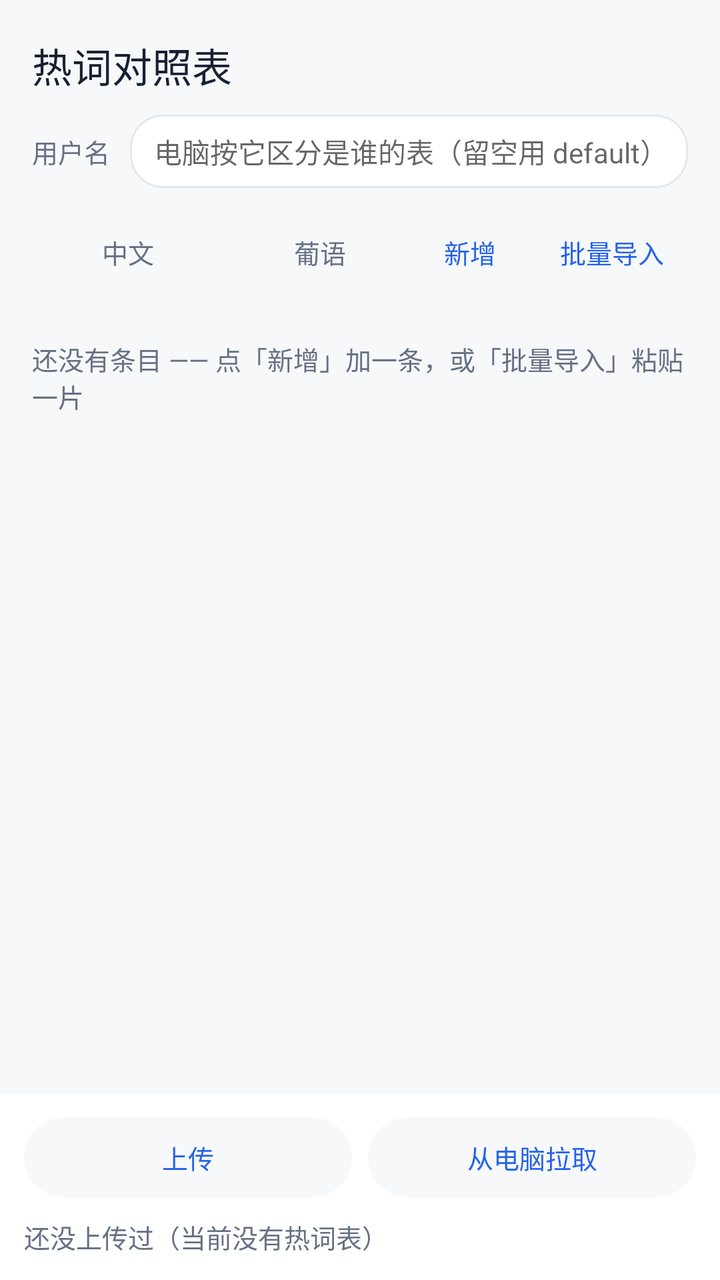
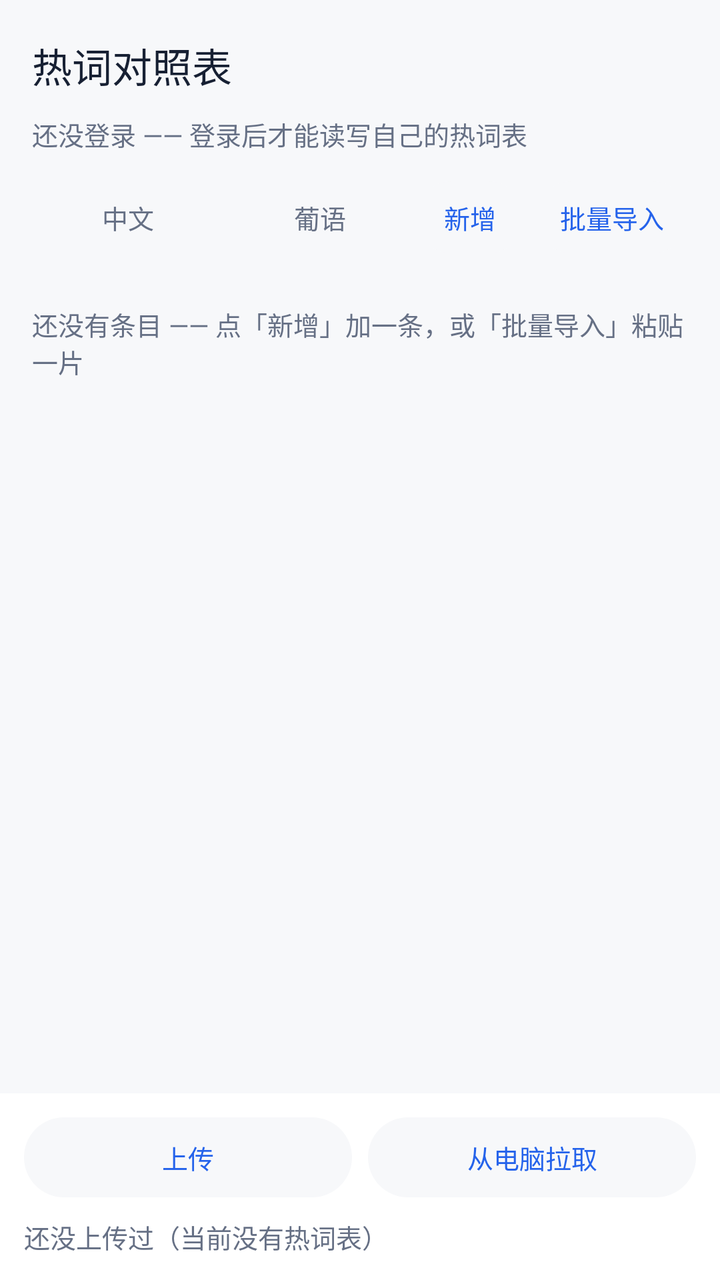

Before-and-after screenshots of an Android layout around one commit, followed by the original layout XML and the change that was made.
<!-- AndroidManifest.xml: application theme AppTheme -->
<!-- res/layout/page_terms.xml -->
<?xml version="1.0" encoding="utf-8"?>
<LinearLayout xmlns:android="http://schemas.android.com/apk/res/android"
    android:layout_width="match_parent"
    android:layout_height="match_parent"
    android:background="@color/page"
    android:orientation="vertical">

    <LinearLayout
        android:layout_width="match_parent"
        android:layout_height="wrap_content"
        android:gravity="center_vertical"
        android:orientation="horizontal"
        android:paddingStart="16dp"
        android:paddingTop="18dp"
        android:paddingEnd="16dp">

        <TextView
            android:layout_width="0dp"
            android:layout_height="wrap_content"
            android:layout_weight="1"
            android:fontFamily="sans-serif-medium"
            android:text="@string/terms_title"
            android:textColor="@color/ink"
            android:textSize="20sp" />

        <TextView
            android:id="@+id/termsCount"
            android:layout_width="wrap_content"
            android:layout_height="wrap_content"
            android:textColor="@color/ink_soft"
            android:textSize="13sp" />
    </LinearLayout>

    
    <LinearLayout
        android:layout_width="match_parent"
        android:layout_height="wrap_content"
        android:layout_marginStart="16dp"
        android:layout_marginTop="10dp"
        android:layout_marginEnd="16dp"
        android:gravity="center_vertical"
        android:orientation="horizontal">

        <TextView
            android:layout_width="wrap_content"
            android:layout_height="wrap_content"
            android:text="@string/terms_user_label"
            android:textColor="@color/ink_soft"
            android:textSize="13sp" />

        <EditText
            android:id="@+id/termsUser"
            android:layout_width="0dp"
            android:layout_height="wrap_content"
            android:layout_marginStart="10dp"
            android:layout_weight="1"
            android:background="@drawable/bg_card"
            android:hint="@string/terms_user_hint"
            android:inputType="text"
            android:maxLines="1"
            android:paddingStart="12dp"
            android:paddingTop="8dp"
            android:paddingEnd="12dp"
            android:paddingBottom="8dp"
            android:textColor="@color/ink"
            android:textSize="14sp" />
    </LinearLayout>

    
    <LinearLayout
        android:layout_width="match_parent"
        android:layout_height="wrap_content"
        android:layout_marginStart="16dp"
        android:layout_marginTop="14dp"
        android:layout_marginEnd="16dp"
        android:gravity="center_vertical"
        android:orientation="horizontal">

        <TextView
            android:layout_width="0dp"
            android:layout_height="wrap_content"
            android:layout_weight="1"
            android:fontFamily="sans-serif-medium"
            android:gravity="center"
            android:text="@string/terms_col_zh"
            android:textColor="@color/ink_soft"
            android:textSize="13sp" />

        <TextView
            android:layout_width="0dp"
            android:layout_height="wrap_content"
            android:layout_weight="1"
            android:fontFamily="sans-serif-medium"
            android:gravity="center"
            android:text="@string/terms_col_pt"
            android:textColor="@color/ink_soft"
            android:textSize="13sp" />

        <TextView
            android:id="@+id/termsAdd"
            android:layout_width="wrap_content"
            android:layout_height="36dp"
            android:background="@drawable/tap_pill"
            android:clickable="true"
            android:focusable="true"
            android:gravity="center"
            android:paddingStart="14dp"
            android:paddingEnd="14dp"
            android:text="@string/terms_add"
            android:textColor="@color/brand"
            android:textSize="13sp" />

        <TextView
            android:id="@+id/termsBatch"
            android:layout_width="wrap_content"
            android:layout_height="36dp"
            android:layout_marginStart="6dp"
            android:background="@drawable/tap_pill"
            android:clickable="true"
            android:focusable="true"
            android:gravity="center"
            android:paddingStart="12dp"
            android:paddingEnd="12dp"
            android:text="@string/terms_batch"
            android:textColor="@color/brand"
            android:textSize="13sp" />
    </LinearLayout>

    
    <ScrollView
        android:layout_width="match_parent"
        android:layout_height="0dp"
        android:layout_marginTop="8dp"
        android:layout_weight="1"
        android:fillViewport="true">

        <LinearLayout
            android:layout_width="match_parent"
            android:layout_height="wrap_content"
            android:orientation="vertical"
            android:paddingStart="16dp"
            android:paddingEnd="16dp">

            <TextView
                android:id="@+id/termsEmpty"
                android:layout_width="match_parent"
                android:layout_height="wrap_content"
                android:paddingTop="18dp"
                android:paddingBottom="18dp"
                android:text="@string/terms_empty"
                android:textColor="@color/ink_soft"
                android:textSize="13sp" />

            <LinearLayout
                android:id="@+id/termsRows"
                android:layout_width="match_parent"
                android:layout_height="wrap_content"
                android:orientation="vertical" />
        </LinearLayout>
    </ScrollView>

    
    <LinearLayout
        android:layout_width="match_parent"
        android:layout_height="wrap_content"
        android:background="@color/surface"
        android:orientation="vertical"
        android:padding="12dp">

        <LinearLayout
            android:layout_width="match_parent"
            android:layout_height="wrap_content"
            android:orientation="horizontal">

            <TextView
                android:id="@+id/termsUpload"
                android:layout_width="0dp"
                android:layout_height="40dp"
                android:layout_weight="1"
                android:background="@drawable/tap_pill"
                android:clickable="true"
                android:focusable="true"
                android:gravity="center"
                android:text="@string/terms_upload"
                android:textColor="@color/brand"
                android:textSize="13sp" />

            <TextView
                android:id="@+id/termsLoad"
                android:layout_width="0dp"
                android:layout_height="40dp"
                android:layout_marginStart="8dp"
                android:layout_weight="1"
                android:background="@drawable/tap_pill"
                android:clickable="true"
                android:focusable="true"
                android:gravity="center"
                android:text="@string/terms_load"
                android:textColor="@color/brand"
                android:textSize="13sp" />
        </LinearLayout>

        <TextView
            android:id="@+id/termsStatus"
            android:layout_width="match_parent"
            android:layout_height="wrap_content"
            android:layout_marginTop="10dp"
            android:text="@string/terms_status_idle"
            android:textColor="@color/ink_soft"
            android:textSize="13sp" />

        <TextView
            android:id="@+id/termsWarnTitle"
            android:layout_width="match_parent"
            android:layout_height="wrap_content"
            android:layout_marginTop="8dp"
            android:fontFamily="sans-serif-medium"
            android:text="@string/terms_warn_title"
            android:textColor="@color/warn"
            android:textSize="13sp"
            android:visibility="gone" />

        <TextView
            android:id="@+id/termsWarnBody"
            android:layout_width="match_parent"
            android:layout_height="wrap_content"
            android:fontFamily="monospace"
            android:paddingTop="2dp"
            android:textColor="@color/ink_soft"
            android:textSize="12sp"
            android:visibility="gone" />

        <TextView
            android:id="@+id/termsRejectTitle"
            android:layout_width="match_parent"
            android:layout_height="wrap_content"
            android:layout_marginTop="8dp"
            android:fontFamily="sans-serif-medium"
            android:text="@string/terms_reject_title"
            android:textColor="@color/err"
            android:textSize="13sp"
            android:visibility="gone" />

        <TextView
            android:id="@+id/termsRejectBody"
            android:layout_width="match_parent"
            android:layout_height="wrap_content"
            android:fontFamily="monospace"
            android:paddingTop="2dp"
            android:textColor="@color/ink_soft"
            android:textSize="12sp"
            android:visibility="gone" />
    </LinearLayout>
</LinearLayout>
<!-- resources referenced by this layout -->
<resources>
  <color name="brand">#2563EB</color>
  <color name="err">#D92D20</color>
  <color name="ink">#172033</color>
  <color name="ink_soft">#667085</color>
  <color name="page">#F7F8FA</color>
  <color name="surface">#FFFFFF</color>
  <color name="warn">#F79009</color>
  <!-- drawable bg_card (drawable) -->
  <?xml version="1.0" encoding="utf-8"?>
  <shape xmlns:android="http://schemas.android.com/apk/res/android" android:shape="rectangle">
      <solid android:color="@color/surface" />
      <stroke android:width="1dp" android:color="@color/line" />
      <corners android:radius="16dp" />
  </shape>
  <!-- drawable tap_pill (drawable) -->
  <?xml version="1.0" encoding="utf-8"?>
  <ripple xmlns:android="http://schemas.android.com/apk/res/android"
      android:color="@color/ripple_light">
      <item android:drawable="@drawable/bg_pill" />
  </ripple>
  <string name="terms_add">新增</string>
  <string name="terms_batch">批量导入</string>
  <string name="terms_col_pt">葡语</string>
  <string name="terms_col_zh">中文</string>
  <string name="terms_empty">还没有条目 —— 点「新增」加一条，或「批量导入」粘贴一片</string>
  <string name="terms_load">从电脑拉取</string>
  <string name="terms_reject_title">不能上传的原因</string>
  <string name="terms_status_idle">还没上传过（当前没有热词表）</string>
  <string name="terms_title">热词对照表</string>
  <string name="terms_upload">上传</string>
  <string name="terms_user_hint">电脑按它区分是谁的表（留空用 default）</string>
  <string name="terms_user_label">用户名</string>
  <string name="terms_warn_title">提醒（不影响上传）</string>
  <style name="AppTheme" parent="@android:style/Theme.Material.Light.NoActionBar">
          <item name="android:windowBackground">@color/page</item>
          <item name="android:statusBarColor">@color/page</item>
          <item name="android:windowLightStatusBar">true</item>
          <item name="android:navigationBarColor">@color/page</item>
          <item name="android:colorAccent">@color/brand</item>
      </style>
  <color name="line">#E4E7EC</color>
  <color name="ripple_light">#14000000</color>
  <!-- drawable bg_pill (drawable) -->
  <?xml version="1.0" encoding="utf-8"?>
  <shape xmlns:android="http://schemas.android.com/apk/res/android" android:shape="rectangle">
      <solid android:color="@color/page" />
      <corners android:radius="22dp" />
  </shape>
</resources>

<!-- the commit's change to res/layout/page_terms.xml (unified diff, before → after) -->
@@ -32,39 +32,16 @@
     </LinearLayout>
 
     
-    <LinearLayout
+    <TextView
+        android:id="@+id/termsAccount"
         android:layout_width="match_parent"
         android:layout_height="wrap_content"
         android:layout_marginStart="16dp"
         android:layout_marginTop="10dp"
         android:layout_marginEnd="16dp"
-        android:gravity="center_vertical"
-        android:orientation="horizontal">
-
-        <TextView
-            android:layout_width="wrap_content"
-            android:layout_height="wrap_content"
-            android:text="@string/terms_user_label"
-            android:textColor="@color/ink_soft"
-            android:textSize="13sp" />
-
-        <EditText
-            android:id="@+id/termsUser"
-            android:layout_width="0dp"
-            android:layout_height="wrap_content"
-            android:layout_marginStart="10dp"
-            android:layout_weight="1"
-            android:background="@drawable/bg_card"
-            android:hint="@string/terms_user_hint"
-            android:inputType="text"
-            android:maxLines="1"
-            android:paddingStart="12dp"
-            android:paddingTop="8dp"
-            android:paddingEnd="12dp"
-            android:paddingBottom="8dp"
-            android:textColor="@color/ink"
-            android:textSize="14sp" />
-    </LinearLayout>
+        android:text="@string/settings_account_none"
+        android:textColor="@color/ink_soft"
+        android:textSize="13sp" />
 
     
     <LinearLayout
<!-- resource entries referenced after the edit -->
@@ -7,19 +7,13 @@
   <color name="page">#F7F8FA</color>
   <color name="surface">#FFFFFF</color>
   <color name="warn">#F79009</color>
-  <!-- drawable bg_card (drawable) -->
-  <?xml version="1.0" encoding="utf-8"?>
-  <shape xmlns:android="http://schemas.android.com/apk/res/android" android:shape="rectangle">
-      <solid android:color="@color/surface" />
-      <stroke android:width="1dp" android:color="@color/line" />
-      <corners android:radius="16dp" />
-  </shape>
   <!-- drawable tap_pill (drawable) -->
   <?xml version="1.0" encoding="utf-8"?>
   <ripple xmlns:android="http://schemas.android.com/apk/res/android"
       android:color="@color/ripple_light">
       <item android:drawable="@drawable/bg_pill" />
   </ripple>
+  <string name="settings_account_none">还没登录 —— 登录后才能读写自己的热词表</string>
   <string name="terms_add">新增</string>
   <string name="terms_batch">批量导入</string>
   <string name="terms_col_pt">葡语</string>
@@ -30,8 +24,6 @@
   <string name="terms_status_idle">还没上传过（当前没有热词表）</string>
   <string name="terms_title">热词对照表</string>
   <string name="terms_upload">上传</string>
-  <string name="terms_user_hint">电脑按它区分是谁的表（留空用 default）</string>
-  <string name="terms_user_label">用户名</string>
   <string name="terms_warn_title">提醒（不影响上传）</string>
   <style name="AppTheme" parent="@android:style/Theme.Material.Light.NoActionBar">
           <item name="android:windowBackground">@color/page</item>
@@ -40,7 +32,6 @@
           <item name="android:navigationBarColor">@color/page</item>
           <item name="android:colorAccent">@color/brand</item>
       </style>
-  <color name="line">#E4E7EC</color>
   <color name="ripple_light">#14000000</color>
   <!-- drawable bg_pill (drawable) -->
   <?xml version="1.0" encoding="utf-8"?>
